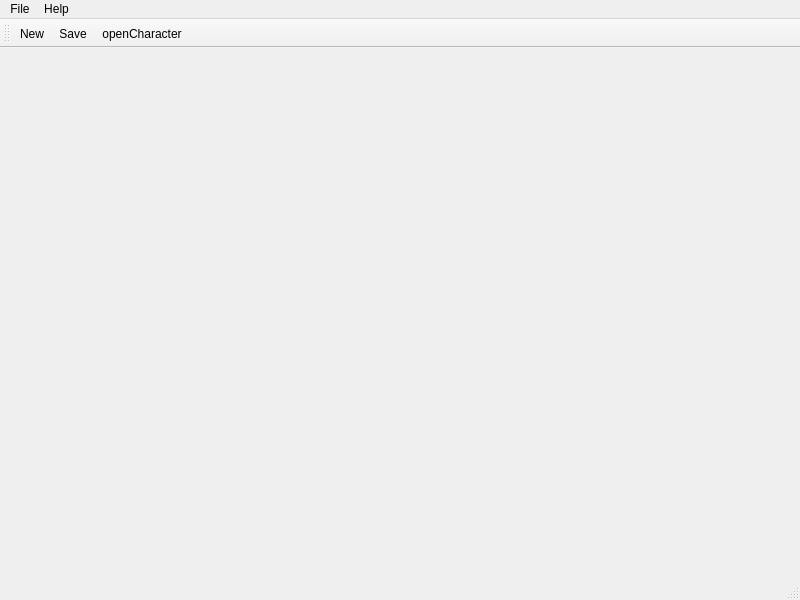
DarthBubi/fallout-pnp-character-creator, file character-creator/ui/mainView.ui: the form before one commit.
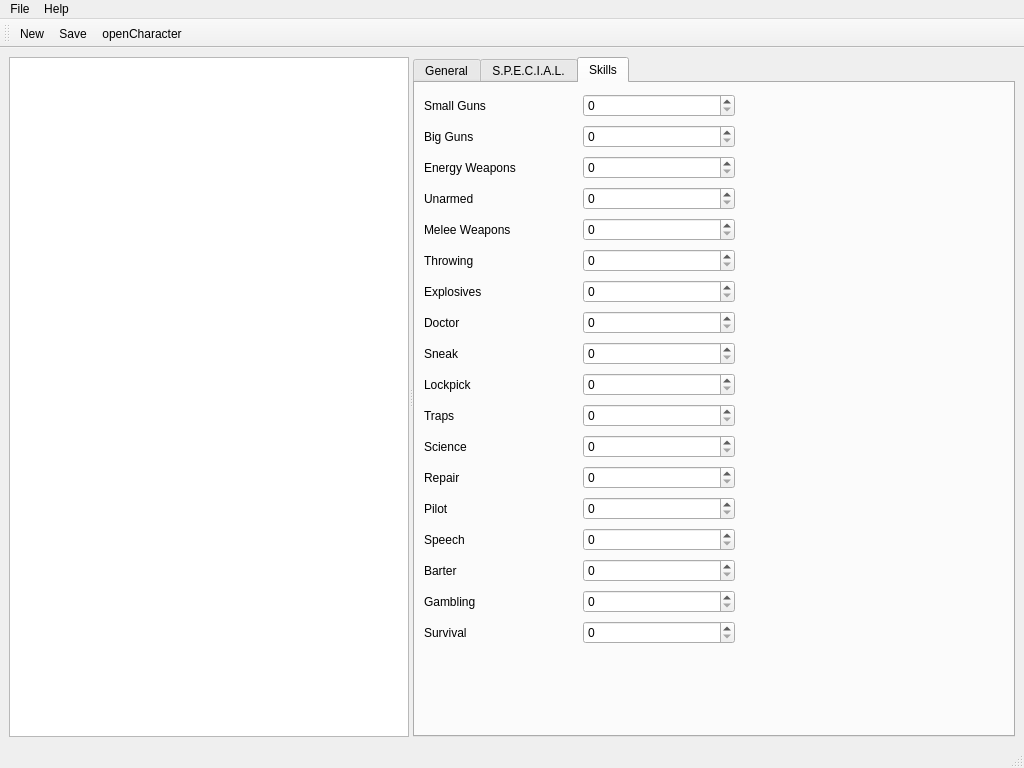
The form after the commit. The open tabs and pages were chosen to show the change. Icons and pictures are not drawn.

The edit to the form file:
```diff
--- a/character-creator/ui/mainView.ui
+++ b/character-creator/ui/mainView.ui
@@ -6,8 +6,8 @@
    <rect>
     <x>0</x>
     <y>0</y>
-    <width>800</width>
-    <height>600</height>
+    <width>1024</width>
+    <height>768</height>
    </rect>
   </property>
   <property name="windowTitle">
@@ -22,11 +22,476 @@
    </property>
    <layout class="QGridLayout" name="gridLayout">
     <item row="0" column="0">
-     <layout class="QVBoxLayout" name="verticalLayout">
-      <property name="sizeConstraint">
-       <enum>QLayout::SetDefaultConstraint</enum>
+     <widget class="QSplitter" name="splitter">
+      <property name="sizePolicy">
+       <sizepolicy hsizetype="Expanding" vsizetype="Expanding">
+        <horstretch>0</horstretch>
+        <verstretch>0</verstretch>
+       </sizepolicy>
       </property>
-     </layout>
+      <property name="orientation">
+       <enum>Qt::Horizontal</enum>
+      </property>
+      <widget class="QListWidget" name="characterListWidget">
+       <property name="sizePolicy">
+        <sizepolicy hsizetype="Maximum" vsizetype="Expanding">
+         <horstretch>0</horstretch>
+         <verstretch>0</verstretch>
+        </sizepolicy>
+       </property>
+       <property name="maximumSize">
+        <size>
+         <width>400</width>
+         <height>16777215</height>
+        </size>
+       </property>
+      </widget>
+      <widget class="QTabWidget" name="tabWidget">
+       <property name="sizePolicy">
+        <sizepolicy hsizetype="MinimumExpanding" vsizetype="Expanding">
+         <horstretch>0</horstretch>
+         <verstretch>0</verstretch>
+        </sizepolicy>
+       </property>
+       <property name="currentIndex">
+        <number>0</number>
+       </property>
+       <widget class="QWidget" name="tab">
+        <attribute name="title">
+         <string>General</string>
+        </attribute>
+        <layout class="QGridLayout" name="gridLayout_5">
+         <item row="0" column="0">
+          <layout class="QGridLayout" name="gridLayout_3">
+           <item row="0" column="0">
+            <widget class="QLabel" name="label_8">
+             <property name="text">
+              <string>Name</string>
+             </property>
+            </widget>
+           </item>
+           <item row="2" column="0">
+            <widget class="QLabel" name="label_10">
+             <property name="text">
+              <string>Sex</string>
+             </property>
+            </widget>
+           </item>
+           <item row="4" column="0">
+            <widget class="QLabel" name="label_12">
+             <property name="text">
+              <string>Eyes</string>
+             </property>
+            </widget>
+           </item>
+           <item row="1" column="0">
+            <widget class="QLabel" name="label_9">
+             <property name="text">
+              <string>Age</string>
+             </property>
+            </widget>
+           </item>
+           <item row="2" column="1">
+            <widget class="QLineEdit" name="sexField">
+             <property name="readOnly">
+              <bool>true</bool>
+             </property>
+            </widget>
+           </item>
+           <item row="6" column="0">
+            <widget class="QLabel" name="label_14">
+             <property name="text">
+              <string>Height</string>
+             </property>
+            </widget>
+           </item>
+           <item row="5" column="0">
+            <widget class="QLabel" name="label_13">
+             <property name="text">
+              <string>Hair</string>
+             </property>
+            </widget>
+           </item>
+           <item row="1" column="1">
+            <widget class="QLineEdit" name="ageField">
+             <property name="readOnly">
+              <bool>true</bool>
+             </property>
+            </widget>
+           </item>
+           <item row="7" column="0">
+            <widget class="QLabel" name="label_15">
+             <property name="text">
+              <string>Weigth</string>
+             </property>
+            </widget>
+           </item>
+           <item row="0" column="1">
+            <widget class="QLineEdit" name="nameField">
+             <property name="readOnly">
+              <bool>true</bool>
+             </property>
+            </widget>
+           </item>
+           <item row="3" column="0">
+            <widget class="QLabel" name="label_11">
+             <property name="text">
+              <string>Race</string>
+             </property>
+            </widget>
+           </item>
+           <item row="8" column="0">
+            <widget class="QLabel" name="label_16">
+             <property name="text">
+              <string>Appearance</string>
+             </property>
+            </widget>
+           </item>
+           <item row="3" column="1">
+            <widget class="QLineEdit" name="raceField">
+             <property name="readOnly">
+              <bool>true</bool>
+             </property>
+            </widget>
+           </item>
+           <item row="4" column="1">
+            <widget class="QLineEdit" name="eyesField">
+             <property name="readOnly">
+              <bool>true</bool>
+             </property>
+            </widget>
+           </item>
+           <item row="5" column="1">
+            <widget class="QLineEdit" name="hairField">
+             <property name="readOnly">
+              <bool>true</bool>
+             </property>
+            </widget>
+           </item>
+           <item row="6" column="1">
+            <widget class="QLineEdit" name="heightField">
+             <property name="readOnly">
+              <bool>true</bool>
+             </property>
+            </widget>
+           </item>
+           <item row="7" column="1">
+            <widget class="QLineEdit" name="weightField">
+             <property name="readOnly">
+              <bool>true</bool>
+             </property>
+            </widget>
+           </item>
+           <item row="8" column="1">
+            <widget class="QTextEdit" name="appearanceField">
+             <property name="readOnly">
+              <bool>true</bool>
+             </property>
+            </widget>
+           </item>
+          </layout>
+         </item>
+         <item row="1" column="0">
+          <spacer name="verticalSpacer">
+           <property name="orientation">
+            <enum>Qt::Vertical</enum>
+           </property>
+           <property name="sizeHint" stdset="0">
+            <size>
+             <width>20</width>
+             <height>40</height>
+            </size>
+           </property>
+          </spacer>
+         </item>
+        </layout>
+       </widget>
+       <widget class="QWidget" name="tab_2">
+        <attribute name="title">
+         <string>S.P.E.C.I.A.L.</string>
+        </attribute>
+        <widget class="QWidget" name="gridLayoutWidget">
+         <property name="geometry">
+          <rect>
+           <x>10</x>
+           <y>10</y>
+           <width>131</width>
+           <height>198</height>
+          </rect>
+         </property>
+         <layout class="QGridLayout" name="gridLayout_2">
+          <item row="0" column="0">
+           <widget class="QLabel" name="label">
+            <property name="text">
+             <string>Strength</string>
+            </property>
+           </widget>
+          </item>
+          <item row="0" column="1">
+           <widget class="QSpinBox" name="strengthSpinBox"/>
+          </item>
+          <item row="2" column="1">
+           <widget class="QSpinBox" name="enduranceBox"/>
+          </item>
+          <item row="3" column="1">
+           <widget class="QSpinBox" name="charismaBox"/>
+          </item>
+          <item row="4" column="1">
+           <widget class="QSpinBox" name="intelligenceBox"/>
+          </item>
+          <item row="5" column="0">
+           <widget class="QLabel" name="label_4">
+            <property name="text">
+             <string>Agility</string>
+            </property>
+           </widget>
+          </item>
+          <item row="3" column="0">
+           <widget class="QLabel" name="label_5">
+            <property name="text">
+             <string>Charisma</string>
+            </property>
+           </widget>
+          </item>
+          <item row="4" column="0">
+           <widget class="QLabel" name="label_6">
+            <property name="text">
+             <string>Intelligence</string>
+            </property>
+           </widget>
+          </item>
+          <item row="5" column="1">
+           <widget class="QSpinBox" name="agilityBox"/>
+          </item>
+          <item row="6" column="0">
+           <widget class="QLabel" name="label_7">
+            <property name="text">
+             <string>Luck</string>
+            </property>
+           </widget>
+          </item>
+          <item row="1" column="0">
+           <widget class="QLabel" name="label_2">
+            <property name="text">
+             <string>Perception</string>
+            </property>
+           </widget>
+          </item>
+          <item row="1" column="1">
+           <widget class="QSpinBox" name="perceptionBox"/>
+          </item>
+          <item row="2" column="0">
+           <widget class="QLabel" name="label_3">
+            <property name="text">
+             <string>Endurance</string>
+            </property>
+           </widget>
+          </item>
+          <item row="6" column="1">
+           <widget class="QSpinBox" name="luckBox"/>
+          </item>
+         </layout>
+        </widget>
+       </widget>
+       <widget class="QWidget" name="tab_3">
+        <attribute name="title">
+         <string>Skills</string>
+        </attribute>
+        <widget class="QWidget" name="gridLayoutWidget_3">
+         <property name="geometry">
+          <rect>
+           <x>9</x>
+           <y>9</y>
+           <width>311</width>
+           <height>561</height>
+          </rect>
+         </property>
+         <layout class="QGridLayout" name="gridLayout_4">
+          <item row="11" column="0">
+           <widget class="QLabel" name="label_28">
+            <property name="text">
+             <string>Science</string>
+            </property>
+           </widget>
+          </item>
+          <item row="9" column="0">
+           <widget class="QLabel" name="label_26">
+            <property name="text">
+             <string>Lockpick</string>
+            </property>
+           </widget>
+          </item>
+          <item row="7" column="0">
+           <widget class="QLabel" name="label_24">
+            <property name="text">
+             <string>Doctor</string>
+            </property>
+           </widget>
+          </item>
+          <item row="3" column="0">
+           <widget class="QLabel" name="label_20">
+            <property name="text">
+             <string>Unarmed</string>
+            </property>
+           </widget>
+          </item>
+          <item row="13" column="0">
+           <widget class="QLabel" name="label_30">
+            <property name="text">
+             <string>Pilot</string>
+            </property>
+           </widget>
+          </item>
+          <item row="15" column="0">
+           <widget class="QLabel" name="label_32">
+            <property name="text">
+             <string>Barter</string>
+            </property>
+           </widget>
+          </item>
+          <item row="1" column="0">
+           <widget class="QLabel" name="label_18">
+            <property name="text">
+             <string>Big Guns</string>
+            </property>
+           </widget>
+          </item>
+          <item row="1" column="1">
+           <widget class="QSpinBox" name="bigGunsBox"/>
+          </item>
+          <item row="5" column="0">
+           <widget class="QLabel" name="label_22">
+            <property name="text">
+             <string>Throwing</string>
+            </property>
+           </widget>
+          </item>
+          <item row="0" column="1">
+           <widget class="QSpinBox" name="smallGunsBox"/>
+          </item>
+          <item row="0" column="0">
+           <widget class="QLabel" name="label_17">
+            <property name="text">
+             <string>Small Guns</string>
+            </property>
+           </widget>
+          </item>
+          <item row="12" column="0">
+           <widget class="QLabel" name="label_29">
+            <property name="text">
+             <string>Repair</string>
+            </property>
+           </widget>
+          </item>
+          <item row="14" column="0">
+           <widget class="QLabel" name="label_31">
+            <property name="text">
+             <string>Speech</string>
+            </property>
+           </widget>
+          </item>
+          <item row="16" column="0">
+           <widget class="QLabel" name="label_33">
+            <property name="text">
+             <string>Gambling</string>
+            </property>
+           </widget>
+          </item>
+          <item row="8" column="0">
+           <widget class="QLabel" name="label_25">
+            <property name="text">
+             <string>Sneak</string>
+            </property>
+           </widget>
+          </item>
+          <item row="2" column="0">
+           <widget class="QLabel" name="label_19">
+            <property name="text">
+             <string>Energy Weapons</string>
+            </property>
+           </widget>
+          </item>
+          <item row="6" column="0">
+           <widget class="QLabel" name="label_23">
+            <property name="text">
+             <string>Explosives</string>
+            </property>
+           </widget>
+          </item>
+          <item row="10" column="0">
+           <widget class="QLabel" name="label_27">
+            <property name="text">
+             <string>Traps</string>
+            </property>
+           </widget>
+          </item>
+          <item row="4" column="0">
+           <widget class="QLabel" name="label_21">
+            <property name="text">
+             <string>Melee Weapons</string>
+            </property>
+           </widget>
+          </item>
+          <item row="17" column="0">
+           <widget class="QLabel" name="label_34">
+            <property name="text">
+             <string>Survival</string>
+            </property>
+           </widget>
+          </item>
+          <item row="2" column="1">
+           <widget class="QSpinBox" name="energyWeaponsBox"/>
+          </item>
+          <item row="3" column="1">
+           <widget class="QSpinBox" name="unarmedBox"/>
+          </item>
+          <item row="4" column="1">
+           <widget class="QSpinBox" name="meleeWeaponsBox"/>
+          </item>
+          <item row="5" column="1">
+           <widget class="QSpinBox" name="throwingBox"/>
+          </item>
+          <item row="6" column="1">
+           <widget class="QSpinBox" name="explosivesBox"/>
+          </item>
+          <item row="7" column="1">
+           <widget class="QSpinBox" name="doctorBox"/>
+          </item>
+          <item row="8" column="1">
+           <widget class="QSpinBox" name="sneakBox"/>
+          </item>
+          <item row="9" column="1">
+           <widget class="QSpinBox" name="lockpickBox"/>
+          </item>
+          <item row="10" column="1">
+           <widget class="QSpinBox" name="trapsBox"/>
+          </item>
+          <item row="11" column="1">
+           <widget class="QSpinBox" name="scienceBox"/>
+          </item>
+          <item row="12" column="1">
+           <widget class="QSpinBox" name="repairBox"/>
+          </item>
+          <item row="13" column="1">
+           <widget class="QSpinBox" name="pilotBox"/>
+          </item>
+          <item row="14" column="1">
+           <widget class="QSpinBox" name="speechBox"/>
+          </item>
+          <item row="15" column="1">
+           <widget class="QSpinBox" name="barterBox"/>
+          </item>
+          <item row="16" column="1">
+           <widget class="QSpinBox" name="gamblingBox"/>
+          </item>
+          <item row="17" column="1">
+           <widget class="QSpinBox" name="survivalBox"/>
+          </item>
+         </layout>
+        </widget>
+       </widget>
+      </widget>
+     </widget>
     </item>
    </layout>
   </widget>
@@ -35,8 +500,8 @@
     <rect>
      <x>0</x>
      <y>0</y>
-     <width>800</width>
-     <height>21</height>
+     <width>1024</width>
+     <height>26</height>
     </rect>
    </property>
    <widget class="QMenu" name="menuFile">
```
